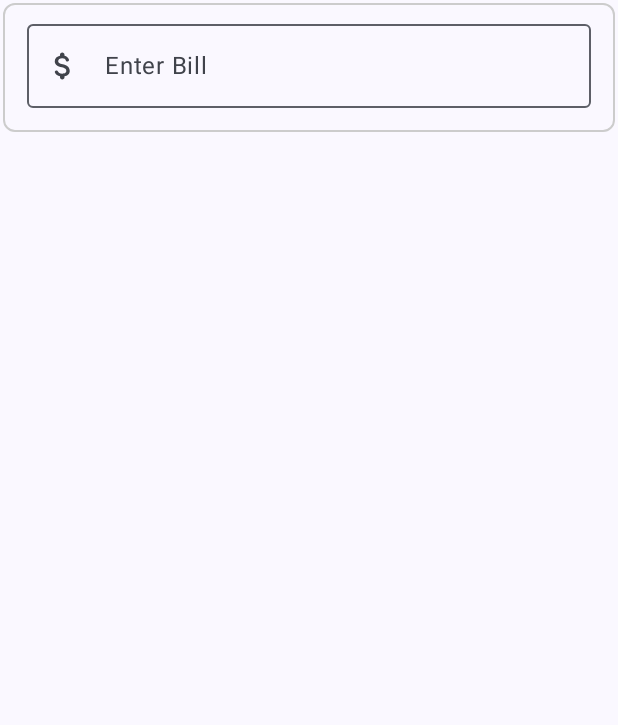
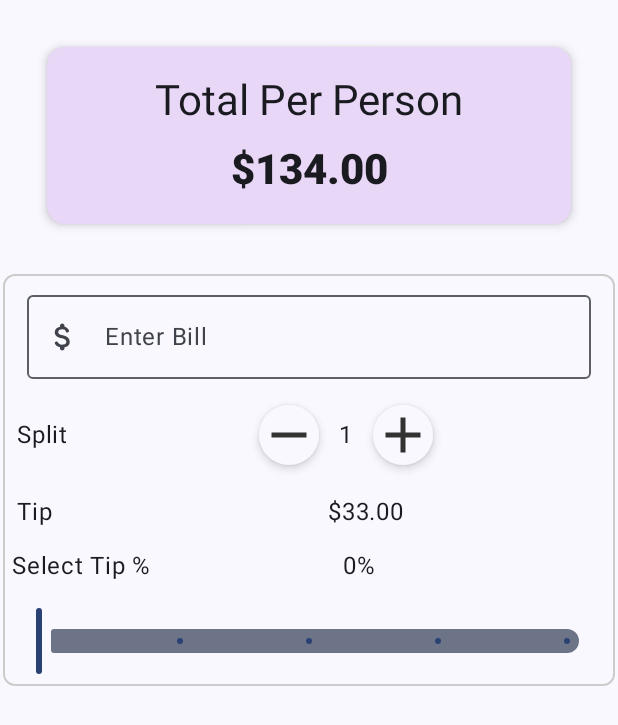
Before and after one commit to MohammedYusuf-123/JetTipApp, an Android app built with Jetpack Compose: the screen it shows after launch (MainActivity), on a phone screen of 412 x 824 dp. Shown: the top 725 px of the screen. Run offline under Robolectric (Android 15) with nearby library versions, the phone set to English and light mode, and no system bars.

Commit message:
added the slider successfully and also hosted the selected value from the slider to the tip variable.

```diff
--- a/app/src/main/java/com/example/jettipapp/MainActivity.kt
+++ b/app/src/main/java/com/example/jettipapp/MainActivity.kt
@@ -7,7 +7,6 @@ import androidx.activity.compose.setContent
 import androidx.activity.enableEdgeToEdge
 import androidx.compose.foundation.BorderStroke
 import androidx.compose.foundation.layout.Arrangement
-import androidx.compose.foundation.layout.Box
 import androidx.compose.foundation.layout.Column
 import androidx.compose.foundation.layout.Row
 import androidx.compose.foundation.layout.Spacer
@@ -22,18 +21,19 @@ import androidx.compose.foundation.text.KeyboardActions
 import androidx.compose.material.icons.Icons
 import androidx.compose.material.icons.filled.Add
 import androidx.compose.material.icons.filled.Remove
-import androidx.compose.material3.IconButton
 import androidx.compose.material3.MaterialTheme
 import androidx.compose.material3.Scaffold
+import androidx.compose.material3.Slider
 import androidx.compose.material3.Surface
 import androidx.compose.material3.Text
 import androidx.compose.runtime.Composable
+import androidx.compose.runtime.mutableFloatStateOf
+import androidx.compose.runtime.mutableIntStateOf
 import androidx.compose.runtime.mutableStateOf
 import androidx.compose.runtime.remember
 import androidx.compose.ui.Alignment
 import androidx.compose.ui.Modifier
 import androidx.compose.ui.graphics.Color
-import androidx.compose.ui.graphics.vector.ImageVector
 import androidx.compose.ui.platform.LocalSoftwareKeyboardController
 import androidx.compose.ui.text.font.FontWeight
 import androidx.compose.ui.tooling.preview.Preview
@@ -48,7 +48,6 @@ class MainActivity : ComponentActivity() {
         enableEdgeToEdge()
         setContent {
             MyApp {
-                //TopHeader()
                 MainContent()
             }
         }
@@ -64,12 +63,20 @@ fun MyApp(content: @Composable (Modifier) -> Unit) {
     }
 }
 
-//@Preview
+@Preview
+@Composable
+fun MainContent() {
+    BillForm { billAmount ->
+        Log.d("AMT", "Bill amount is: $billAmount")
+    }
+}
+
 @Composable
 fun TopHeader(totalPerPerson: Double = 134.0) {
     Surface(
         modifier = Modifier
             .fillMaxWidth()
+            .padding(15.dp)
             .height(150.dp)
             //.clip(shape = CircleShape.copy(all = CornerSize(60.dp)))
             .padding(16.dp),
@@ -98,14 +105,6 @@ fun TopHeader(totalPerPerson: Double = 134.0) {
     }
 }
 
-@Preview
-@Composable
-fun MainContent() {
-    BillForm { billAmount ->
-        Log.d("AMT", "Bill amount is: $billAmount")
-    }
-}
-
 @Composable
 fun BillForm(
     modifier: Modifier = Modifier,
@@ -118,6 +117,17 @@ fun BillForm(
         totalBillState.value.trim().isNotBlank()
     }
     val keyboardController = LocalSoftwareKeyboardController.current
+    var numberOfPeople = remember {
+        mutableIntStateOf(1)
+    }
+    val sliderPositionState = remember {
+        mutableFloatStateOf(0f)
+    }
+    val tipPercent = "%.0f".format(sliderPositionState.floatValue)
+
+    Column {
+        TopHeader()
+
         Surface(
             modifier = Modifier
                 .padding(2.dp)
@@ -142,7 +152,7 @@ fun BillForm(
                         keyboardController?.hide()
                     }
                 )
-            if (validState) {
+                // if (validState) {
                 Row(
                     modifier = Modifier
                         .padding(3.dp),
@@ -160,20 +170,63 @@ fun BillForm(
                         RoundIconButton(
                             imageVector = Icons.Default.Remove,
                             onClick = {
-
+                                if (numberOfPeople.intValue > 1) numberOfPeople.intValue--
                             },
+                        )
+                        Text(
+                            text = "${numberOfPeople.intValue}",
+                            modifier = Modifier
+                                .align(Alignment.CenterVertically)
+                                .padding(start = 9.dp, end = 9.dp)
                         )
                         RoundIconButton(
                             imageVector = Icons.Default.Add,
                             onClick = {
-
+                                if (numberOfPeople.intValue < 10) numberOfPeople.intValue++
                             },
                         )
                     }
                 }
-            } else {
-                Box {
+//            } else {
+//                Box {
+//
+//                }
+                //}
+//tip row
+                Row(
+                    modifier = Modifier.padding(horizontal = 3.dp, vertical = 12.dp)
+                ) {
+                    Text(
+                        text = "Tip",
+                        modifier = Modifier.align(alignment = Alignment.CenterVertically)
+                    )
+                    Spacer(modifier = Modifier.width(183.dp))
+                    Text(
+                        text = "$33.00",
+                        modifier = Modifier.align(alignment = Alignment.CenterVertically)
+                    )
+                }
 
+                Column {
+                    Row {
+                        Text(text = "Select Tip %")
+                        Spacer(modifier = Modifier.width(127.dp))
+                        Text(text = "$tipPercent%")
+                    }
+                    Spacer(modifier = Modifier.height(14.dp))
+                    //Slider
+                    Slider(
+                        value = sliderPositionState.floatValue,
+                        onValueChange = { newVal ->
+                            sliderPositionState.floatValue = newVal
+                            Log.d("Slider", "BillForm: $newVal")
+
+                        },
+                        modifier = Modifier.padding(start = 16.dp, end = 16.dp),
+                        valueRange = 0f..50f,
+                        steps = 3,
+//                        colors = SliderDefaults.colors(MaterialTheme.colorScheme.primary)
+                    )
                 }
             }
         }
@@ -182,10 +235,9 @@ fun BillForm(
 
 @Preview(showBackground = true)
 @Composable
-fun GreetingPreview() {
+fun JetTipApp() {
     JetTipAppTheme {
         MyApp {
-//            TopHeader()
             MainContent()
         }
     }
```
Lines whose indentation alone changed are shown as unchanged.
